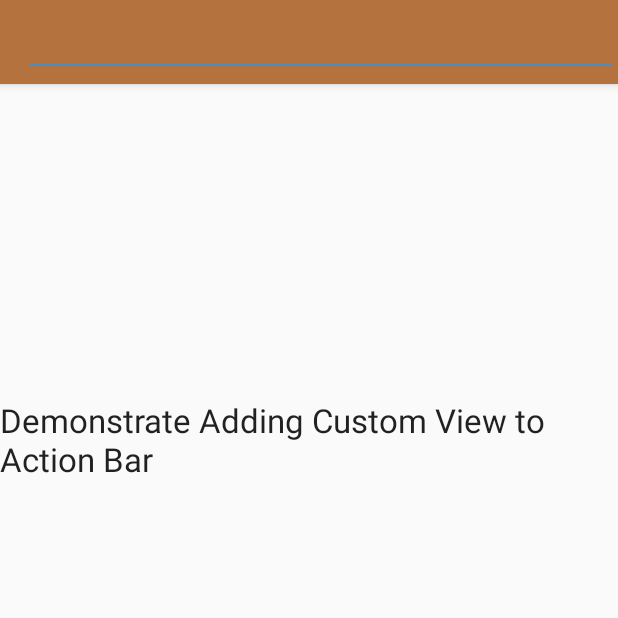
After one commit to benmacdonald/Cooking-App, an Android app: the SearchActivity screen opened directly, with no data from a screen before it, on a phone screen of 412 x 824 dp, the top half of it. The commit adds this screen. Run offline under Robolectric (Android 15) with nearby library versions, the phone set to English and light mode, and no system bars.

Commit message:
added initial search layout

```diff
--- a/app/src/main/AndroidManifest.xml
+++ b/app/src/main/AndroidManifest.xml
@@ -18,6 +18,10 @@
                 <category android:name="android.intent.category.LAUNCHER" />
             </intent-filter>
         </activity>
+        <activity
+            android:name=".SearchActivity"
+            android:theme="@style/AppTheme.NoActionBar" >
+        </activity>
     </application>
 
 </manifest>
--- a/app/src/main/java/com/uottawa/benjaminmacdonald/cooking_app/MainActivity.java
+++ b/app/src/main/java/com/uottawa/benjaminmacdonald/cooking_app/MainActivity.java
@@ -91,13 +91,16 @@ public class MainActivity extends AppCompatActivity {
         if (id == R.id.action_settings) {
             return true;
         }
+        if(id== R.id.search_button){
+            navToSearchAct();
+        }
 
         return super.onOptionsItemSelected(item);
     }
 
-//    public void navToSearchAct(){
-//        startActivity(new Intent(this,SearchActivity.class));
-//    }
+    public void navToSearchAct(){
+        startActivity(new Intent(this,SearchActivity.class));
+    }
 //
 //    public void navToHelpAct() {
 //        startActivity(new Intent(this,HelpActivity.class));
--- /dev/null
+++ b/app/src/main/java/com/uottawa/benjaminmacdonald/cooking_app/SearchActivity.java
@@ -0,0 +1,21 @@
+package com.uottawa.benjaminmacdonald.cooking_app;
+
+import android.os.Bundle;
+import android.support.v7.app.AppCompatActivity;
+import android.support.v7.widget.Toolbar;
+
+/**
+ * Created by BenjaminMacDonald on 2016-11-21.
+ */
+
+public class SearchActivity extends AppCompatActivity {
+
+    protected void onCreate(Bundle savedInstanceState){
+        super.onCreate(savedInstanceState);
+
+        setContentView(R.layout.search_activity);
+
+        Toolbar toolbar = (Toolbar) findViewById(R.id.toolbar_search);
+        setSupportActionBar(toolbar);
+    }
+}
--- /dev/null
+++ b/app/src/main/res/layout/search_activity.xml
@@ -0,0 +1,33 @@
+<?xml version="1.0" encoding="utf-8"?>
+<android.support.design.widget.CoordinatorLayout xmlns:android="http://schemas.android.com/apk/res/android"
+    xmlns:app="http://schemas.android.com/apk/res-auto"
+    xmlns:tools="http://schemas.android.com/tools"
+    android:layout_width="match_parent"
+    android:layout_height="match_parent"
+    android:fitsSystemWindows="true"
+    tools:context="com.uottawa.benjaminmacdonald.cooking_app.MainActivity">
+
+    <android.support.design.widget.AppBarLayout
+        android:layout_width="match_parent"
+        android:layout_height="wrap_content"
+        android:theme="@style/AppTheme.AppBarOverlay">
+
+        <android.support.v7.widget.Toolbar
+            android:id="@+id/toolbar_search"
+            android:layout_width="match_parent"
+            android:layout_height="?attr/actionBarSize"
+            android:background="?attr/colorPrimary"
+            app:popupTheme="@style/AppTheme.PopupOverlay" >
+            <EditText
+                android:id="@+id/test_text"
+                android:layout_width="fill_parent"
+                android:layout_height="wrap_content"
+                android:inputType="text" />
+        </android.support.v7.widget.Toolbar>
+
+
+    </android.support.design.widget.AppBarLayout>
+
+    <include layout="@layout/search_content" />
+
+</android.support.design.widget.CoordinatorLayout>
--- /dev/null
+++ b/app/src/main/res/layout/search_content.xml
@@ -0,0 +1,23 @@
+<RelativeLayout xmlns:android="http://schemas.android.com/apk/res/android"
+    xmlns:app="http://schemas.android.com/apk/res-auto"
+    xmlns:tools="http://schemas.android.com/tools"
+    android:id="@+id/content_main"
+    android:layout_width="match_parent"
+    android:layout_height="match_parent"
+    android:paddingTop="@dimen/activity_vertical_margin"
+    app:layout_behavior="@string/appbar_scrolling_view_behavior"
+    tools:context="com.uottawa.benjaminmacdonald.cooking_app.MainActivity"
+    tools:showIn="@layout/activity_main">
+
+    <TextView
+        android:id="@+id/textView1"
+        android:layout_width="wrap_content"
+        android:layout_height="wrap_content"
+        android:layout_alignParentLeft="true"
+        android:layout_alignParentRight="true"
+        android:layout_alignParentTop="true"
+        android:layout_marginTop="193dp"
+        android:text="Demonstrate Adding Custom View to Action Bar"
+        android:textAppearance="?android:attr/textAppearanceLarge" />
+
+</RelativeLayout>
```
